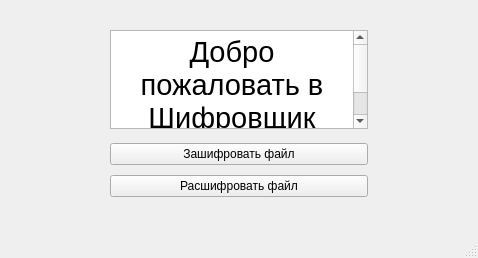
Before: the Qt Designer form mainwindow.ui in ksenia-zh13579/progr_corp_sys_project_files_encoder, drawn with Qt 5.
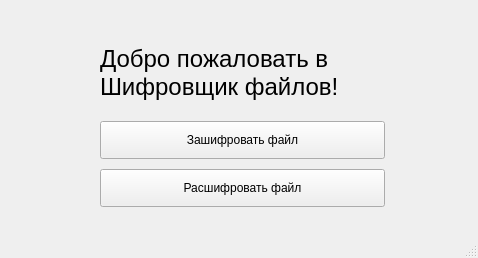
After: the same form once the commit is applied.

```diff
--- a/mainwindow.ui
+++ b/mainwindow.ui
@@ -20,41 +20,16 @@
    <string>Шифровщик файлов</string>
   </property>
   <widget class="QWidget" name="centralwidget">
-   <widget class="QWidget" name="layoutWidget">
+   <widget class="QWidget" name="">
     <property name="geometry">
      <rect>
-      <x>110</x>
+      <x>100</x>
       <y>30</y>
-      <width>258</width>
-      <height>171</height>
+      <width>285</width>
+      <height>181</height>
      </rect>
     </property>
-    <layout class="QVBoxLayout" name="verticalLayout_2">
-     <property name="spacing">
-      <number>10</number>
-     </property>
-     <item>
-      <widget class="QTextBrowser" name="textBrowser">
-       <property name="sizePolicy">
-        <sizepolicy hsizetype="Expanding" vsizetype="Minimum">
-         <horstretch>2</horstretch>
-         <verstretch>2</verstretch>
-        </sizepolicy>
-       </property>
-       <property name="html">
-        <string>&lt;!DOCTYPE HTML PUBLIC &quot;-//W3C//DTD HTML 4.0//EN&quot; &quot;http://www.w3.org/TR/REC-html40/strict.dtd&quot;&gt;
-&lt;html&gt;&lt;head&gt;&lt;meta name=&quot;qrichtext&quot; content=&quot;1&quot; /&gt;&lt;meta charset=&quot;utf-8&quot; /&gt;&lt;style type=&quot;text/css&quot;&gt;
-p, li { white-space: pre-wrap; }
-hr { height: 1px; border-width: 0; }
-li.unchecked::marker { content: &quot;\2610&quot;; }
-li.checked::marker { content: &quot;\2612&quot;; }
-&lt;/style&gt;&lt;/head&gt;&lt;body style=&quot; font-family:'Segoe UI'; font-size:9pt; font-weight:400; font-style:normal;&quot;&gt;
-&lt;p align=&quot;center&quot; style=&quot; margin-top:0px; margin-bottom:0px; margin-left:0px; margin-right:0px; -qt-block-indent:0; text-indent:0px;&quot;&gt;&lt;span style=&quot; font-size:22pt;&quot;&gt;Добро пожаловать в Шифровщик файлов!&lt;/span&gt;&lt;/p&gt;&lt;/body&gt;&lt;/html&gt;</string>
-       </property>
-      </widget>
-     </item>
-     <item>
-      <layout class="QVBoxLayout" name="verticalLayout" stretch="1,0">
+    <layout class="QVBoxLayout" name="verticalLayout" stretch="0,1,0">
        <property name="spacing">
         <number>10</number>
        </property>
@@ -67,6 +42,30 @@
        <property name="bottomMargin">
         <number>4</number>
        </property>
+     <item>
+      <widget class="QLabel" name="TitleLabel">
+       <property name="sizePolicy">
+        <sizepolicy hsizetype="Preferred" vsizetype="Preferred">
+         <horstretch>0</horstretch>
+         <verstretch>2</verstretch>
+        </sizepolicy>
+       </property>
+       <property name="font">
+        <font>
+         <pointsize>18</pointsize>
+        </font>
+       </property>
+       <property name="autoFillBackground">
+        <bool>true</bool>
+       </property>
+       <property name="text">
+        <string>Добро пожаловать в Шифровщик файлов!</string>
+       </property>
+       <property name="wordWrap">
+        <bool>true</bool>
+       </property>
+      </widget>
+     </item>
        <item>
         <widget class="QPushButton" name="encodeBtn">
          <property name="sizePolicy">
@@ -92,8 +91,6 @@
           <string>Расшифровать файл</string>
          </property>
         </widget>
-       </item>
-      </layout>
      </item>
     </layout>
    </widget>
```
Lines whose indentation alone changed are shown as unchanged.
